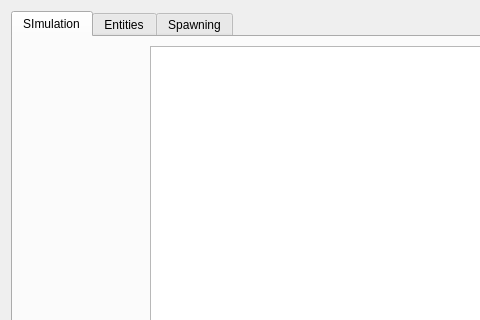
Old version of the form src/sim_widget.ui in the repository RobotecAI/q_simulation_interfaces; both pictures show x 0 to 480 and y 0 to 320 of the 695 by 901 pixel window.
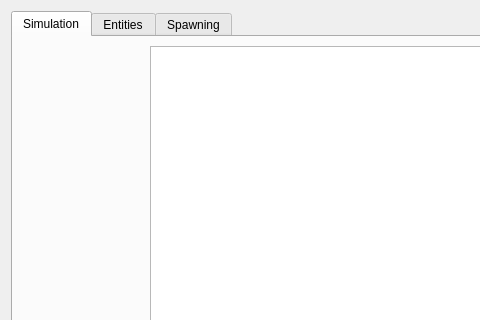
New version of the form.

```diff
--- a/src/sim_widget.ui
+++ b/src/sim_widget.ui
@@ -18,7 +18,7 @@
      </property>
      <widget class="QWidget" name="simulation">
       <attribute name="title">
-       <string>SImulation</string>
+       <string>Simulation</string>
       </attribute>
       <layout class="QGridLayout" name="gridLayout">
        <item row="1" column="2">
```
